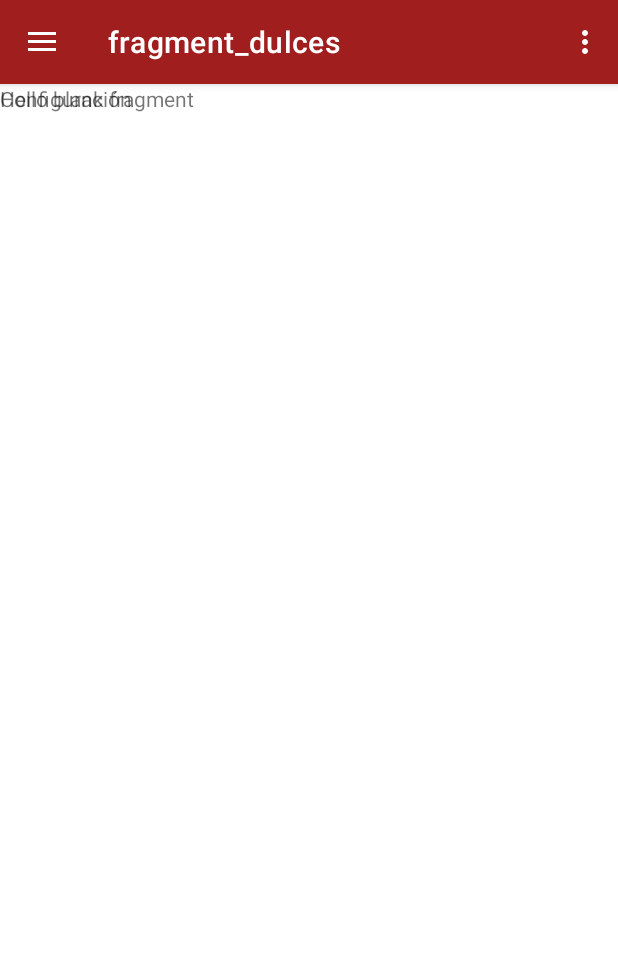
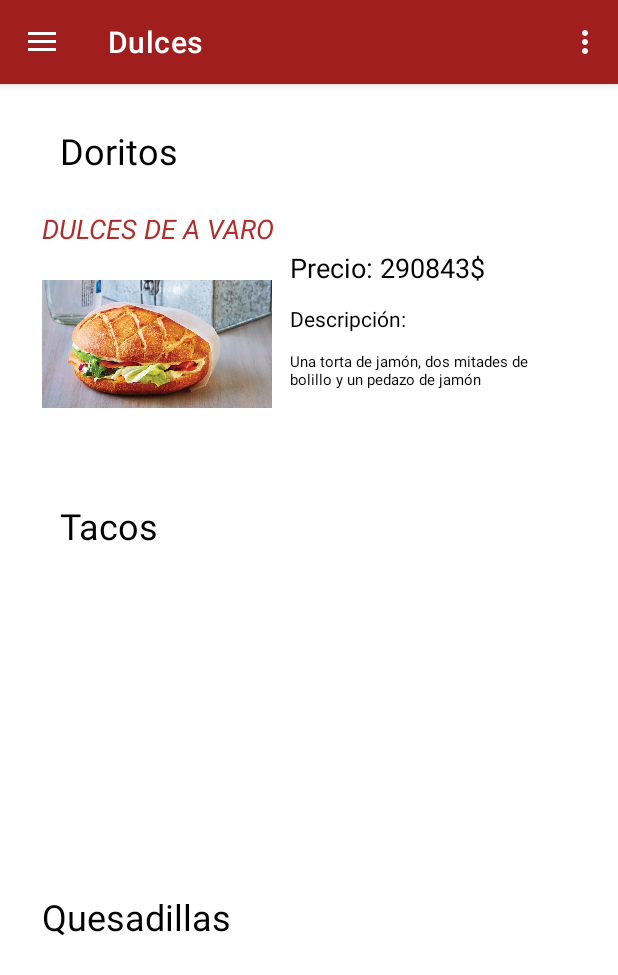
Before and after one commit to FranciscoRojasRojero/Cafuture_v2, an Android app: the SegundoActivity screen opened directly, with no data from a screen before it, in the side drawer, after a tap on "Dulces", on a phone screen of 412 x 824 dp. Shown: the top 975 px of the screen. Run offline under Robolectric (Android 15) with nearby library versions, the phone set to English and light mode, and no system bars; our stand-ins replace navigation-ui.

Commit message:
Pestaña de dulces

```diff
--- a/app/src/main/res/layout/fragment_dulces.xml
+++ b/app/src/main/res/layout/fragment_dulces.xml
@@ -1,21 +1,101 @@
 <?xml version="1.0" encoding="utf-8"?>
-<FrameLayout xmlns:android="http://schemas.android.com/apk/res/android"
+<androidx.constraintlayout.widget.ConstraintLayout xmlns:android="http://schemas.android.com/apk/res/android"
+    xmlns:app="http://schemas.android.com/apk/res-auto"
     xmlns:tools="http://schemas.android.com/tools"
-    android:id="@+id/dulces"
     android:layout_width="match_parent"
     android:layout_height="match_parent"
-    tools:context=".Dulces">
-
-    <!-- TODO: Update blank fragment layout -->
-    <TextView
-        android:layout_width="match_parent"
-        android:layout_height="match_parent"
-        android:text="@string/hello_blank_fragment" />
+    tools:context=".ui.gallery.GalleryFragment">
 
     <TextView
-        android:id="@+id/textView16"
+        android:id="@+id/textView6"
         android:layout_width="wrap_content"
         android:layout_height="wrap_content"
-        android:text="@string/action_settings" />
+        android:layout_marginStart="28dp"
+        android:layout_marginTop="228dp"
+        android:text="Quesadillas"
+        android:textColor="#000000"
+        android:textSize="24sp"
+        app:layout_constraintStart_toStartOf="parent"
+        app:layout_constraintTop_toBottomOf="@+id/textView5" />
 
-</FrameLayout>
+    <TextView
+        android:id="@+id/textView4"
+        android:layout_width="wrap_content"
+        android:layout_height="wrap_content"
+        android:layout_marginStart="40dp"
+        android:layout_marginTop="28dp"
+        android:text="Doritos"
+        android:textColor="#000000"
+        android:textSize="24sp"
+        app:layout_constraintStart_toStartOf="parent"
+        app:layout_constraintTop_toTopOf="parent" />
+
+    <TextView
+        android:id="@+id/textView5"
+        android:layout_width="wrap_content"
+        android:layout_height="wrap_content"
+        android:layout_marginStart="40dp"
+        android:layout_marginTop="40dp"
+        android:text="Tacos"
+        android:textColor="#000000"
+        android:textSize="24sp"
+        app:layout_constraintStart_toStartOf="parent"
+        app:layout_constraintTop_toBottomOf="@+id/imageView5" />
+
+    <ImageView
+        android:id="@+id/imageView5"
+        android:layout_width="153dp"
+        android:layout_height="129dp"
+        android:layout_marginStart="28dp"
+        android:layout_marginTop="48dp"
+        android:src="@drawable/torta_light_salmon_ahumado"
+        app:layout_constraintStart_toStartOf="parent"
+        app:layout_constraintTop_toBottomOf="@+id/textView4" />
+
+    <TextView
+        android:id="@+id/textView12"
+        android:layout_width="wrap_content"
+        android:layout_height="wrap_content"
+        android:layout_marginStart="12dp"
+        android:layout_marginBottom="12dp"
+        android:text="Precio: 290843$"
+        android:textColor="#000000"
+        android:textSize="18sp"
+        app:layout_constraintBottom_toTopOf="@+id/textView13"
+        app:layout_constraintStart_toEndOf="@+id/imageView5" />
+
+    <TextView
+        android:id="@+id/textView13"
+        android:layout_width="wrap_content"
+        android:layout_height="wrap_content"
+        android:layout_marginStart="12dp"
+        android:layout_marginBottom="12dp"
+        android:text="Descripción:"
+        android:textColor="#000000"
+        app:layout_constraintBottom_toTopOf="@+id/textView14"
+        app:layout_constraintStart_toEndOf="@+id/imageView5" />
+
+    <TextView
+        android:id="@+id/textView14"
+        android:layout_width="163dp"
+        android:layout_height="60dp"
+        android:layout_marginStart="12dp"
+        android:text="Una torta de jamón, dos mitades de bolillo y un pedazo de jamón"
+        android:textColor="#000000"
+        android:textSize="10sp"
+        app:layout_constraintBottom_toBottomOf="@+id/imageView5"
+        app:layout_constraintStart_toEndOf="@+id/imageView5" />
+
+    <TextView
+        android:id="@+id/textView15"
+        android:layout_width="wrap_content"
+        android:layout_height="wrap_content"
+        android:layout_marginStart="28dp"
+        android:text="DULCES DE A VARO"
+        android:textColor="#B12D2D"
+        android:textSize="18sp"
+        android:textStyle="italic"
+        app:layout_constraintBottom_toTopOf="@+id/imageView5"
+        app:layout_constraintStart_toStartOf="parent" />
+
+</androidx.constraintlayout.widget.ConstraintLayout>
--- a/app/src/main/res/navigation/mobile_navigation.xml
+++ b/app/src/main/res/navigation/mobile_navigation.xml
@@ -25,6 +25,6 @@
     <fragment
         android:id="@+id/dulces"
         android:name="com.francisco.cafuture_v2.Dulces"
-        android:label="fragment_dulces"
+        android:label="Dulces"
         tools:layout="@layout/fragment_dulces" />
 </navigation>
```
